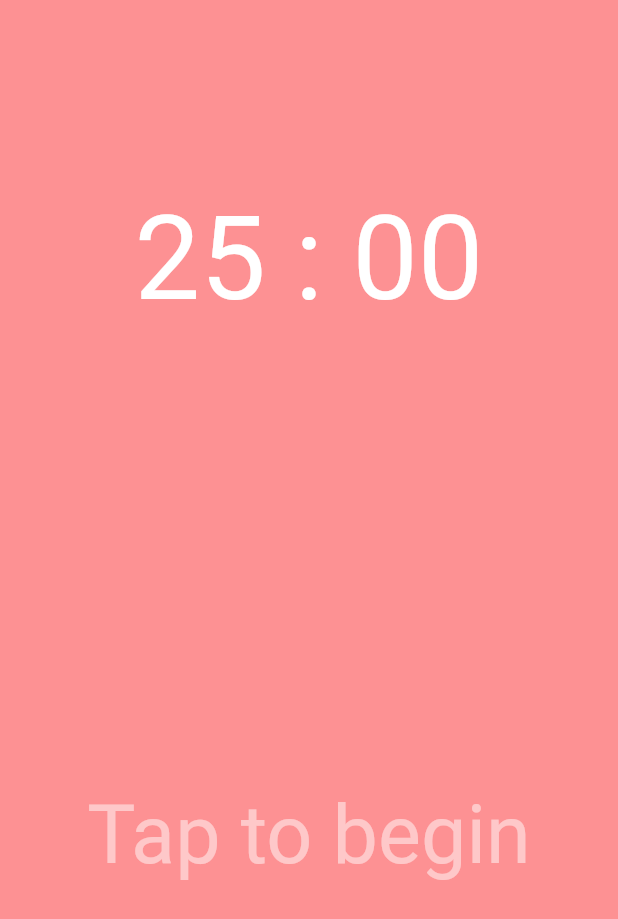
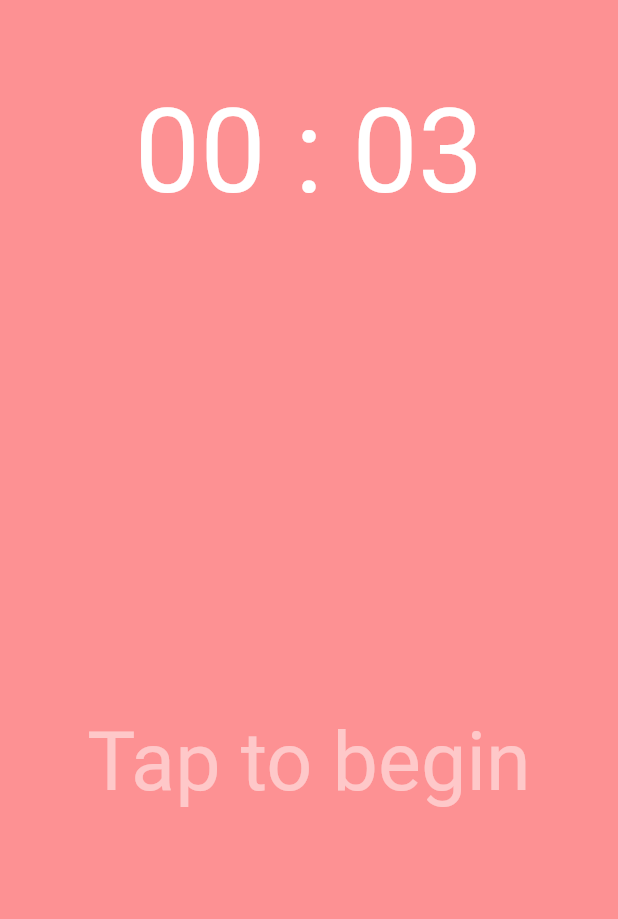
Before and after one commit to bingcheng45/Simple_Pomodoro, a Flutter app: the screen it shows after launch, on a phone screen of 412 x 824 dp. Shown: the top 919 px of the screen. Run offline on Flutter 3.47's test engine with Material 2 defaults, Android fonts, the phone set to English and light mode, and no system bars.

Commit message:
before adding animations

```diff
--- a/lib/main.dart
+++ b/lib/main.dart
@@ -52,7 +52,7 @@ class _HomeState extends State<Home> {
 }
 
 class Skeleton extends StatefulWidget {
-  Function switchBGColor;
+  final Function switchBGColor;
 
   Skeleton(this.switchBGColor);
 
@@ -64,10 +64,16 @@ class _SkeletonState extends State<Skeleton> {
   int minute;
   int seconds;
   var now = DateTime.now();
-  int _totalSeconds = 25 * 60; //actual total seconds to countdown
+  int _totalSeconds = 3; //actual total seconds to countdown
   int _start;
   int _current;
   bool isRunning = false;
+  bool _btmTextVisible = true;
+  String pomodoroText = 'Tap to begin';
+  String breakText = 'Take a short break!';
+  double paddingheightTop = 0.0;
+  double paddingheightBtm = 0.4;
+
 
   //start the countdown timer
   void startTimer() {
@@ -153,18 +159,33 @@ class _SkeletonState extends State<Skeleton> {
           //TODO:
           if (isRunning == false) {
             startTimer();
+            setState(() {
+              _btmTextVisible = !_btmTextVisible;
+              Future.delayed(const Duration(milliseconds: 1000), () {
+                _btmTextVisible = !_btmTextVisible;
+                if (globals.index == 0) {
+                  pomodoroText = 'Let\'s do it!';
+                  breakText = 'Take a short break!';
+                } else {
+                  breakText = 'Go scroll Facebook';
+                  pomodoroText = 'Tap to begin';
+                }
+              });
+            });
           }
         },
         child: Container(
           height: MediaQuery.of(context).size.height,
           width: MediaQuery.of(context).size.width,
           child: Column(
-            mainAxisAlignment: MainAxisAlignment.spaceAround,
+            //mainAxisAlignment: MainAxisAlignment.spaceAround,
             //mainAxisAlignment: MainAxisAlignment.end,
             children: <Widget>[
               FittedBox(child: topText(context)),
               //SizedBox(height: MediaQuery.of(context).size.height*0.2,),
-              FittedBox(child: bottomText(context)),
+              FittedBox(
+                child: bottomText(context),
+              ),
             ],
           ),
         ),
@@ -174,9 +195,9 @@ class _SkeletonState extends State<Skeleton> {
 
   Widget topText(context) {
     double paddingW = MediaQuery.of(context).size.width * 0.1;
-    double paddingH = MediaQuery.of(context).size.height;
+    double paddingH = MediaQuery.of(context).size.height * paddingheightTop;
     return Container(
-      padding: EdgeInsets.symmetric(horizontal: paddingW),
+      padding: EdgeInsets.only(left: paddingW, right: paddingW, top: paddingH),
       child: Opacity(
         opacity: 1,
         child: Text(
@@ -192,19 +213,23 @@ class _SkeletonState extends State<Skeleton> {
 
   Widget bottomText(context) {
     double paddingW = MediaQuery.of(context).size.width * 0.1;
-    double paddingH = MediaQuery.of(context).size.height * 0.2;
-    return Container(
-      padding: EdgeInsets.symmetric(horizontal: paddingW,vertical: paddingH),
+    double paddingH = MediaQuery.of(context).size.height * paddingheightBtm;
+    return AnimatedOpacity(
+      opacity: _btmTextVisible ? 1.0 : 0.0,
+      duration: Duration(milliseconds: 1000),
+      child: Container(
+        padding: EdgeInsets.only(left: paddingW, right: paddingW, top: paddingH),
         child: Opacity(
           opacity: 0.5,
           child: Text(
-          'Tap to begin',
+            (globals.index == 0) ? pomodoroText : breakText,
             style: TextStyle(
               color: Theme.of(context).textSelectionColor,
               fontSize: 54,
             ),
           ),
         ),
+      ),
     );
   }
 }
```
Lines whose indentation alone changed are shown as unchanged.
